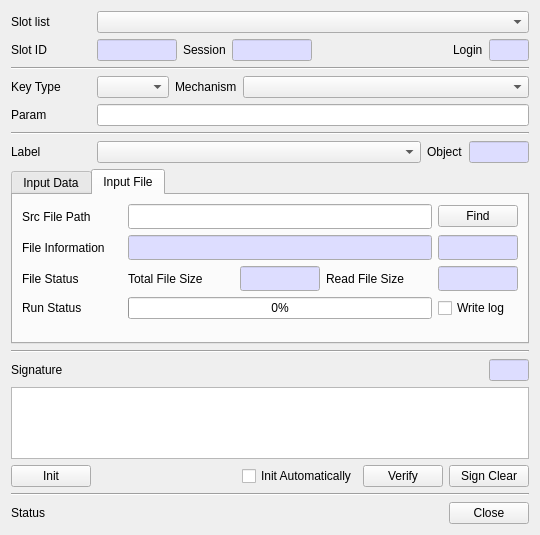
Above: CryptokiMan/verify_dlg.ui from jykim74/CryptokiMan before the change. Below: the same form after it.
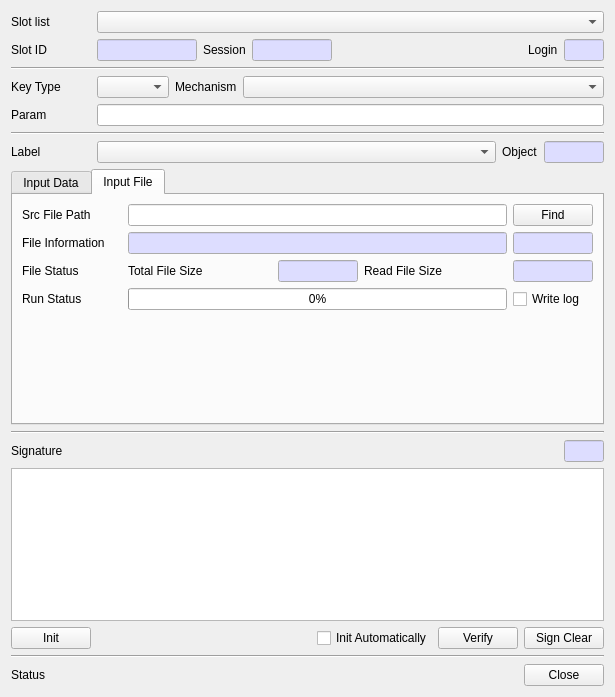
That is the form after the change.

What changed in the file:
```diff
--- a/CryptokiMan/verify_dlg.ui
+++ b/CryptokiMan/verify_dlg.ui
@@ -6,8 +6,8 @@
    <rect>
     <x>0</x>
     <y>0</y>
-    <width>540</width>
-    <height>535</height>
+    <width>615</width>
+    <height>697</height>
    </rect>
   </property>
   <property name="windowTitle">
@@ -66,7 +66,7 @@
       <widget class="QLineEdit" name="mSlotIDText">
        <property name="maximumSize">
         <size>
-         <width>80</width>
+         <width>100</width>
          <height>16777215</height>
         </size>
        </property>
@@ -630,9 +630,7 @@
          <item row="0" column="1">
           <widget class="QLineEdit" name="mSrcFileText">
            <property name="font">
-            <font>
-             <family>굴림체</family>
-            </font>
+            <font/>
            </property>
           </widget>
          </item>
@@ -699,9 +697,7 @@
             </palette>
            </property>
            <property name="font">
-            <font>
-             <family>굴림체</family>
-            </font>
+            <font/>
            </property>
            <property name="readOnly">
             <bool>true</bool>
@@ -779,9 +775,7 @@
             </palette>
            </property>
            <property name="font">
-            <font>
-             <family>굴림체</family>
-            </font>
+            <font/>
            </property>
            <property name="readOnly">
             <bool>true</bool>
@@ -844,9 +838,7 @@
             </palette>
            </property>
            <property name="font">
-            <font>
-             <family>굴림체</family>
-            </font>
+            <font/>
            </property>
            <property name="readOnly">
             <bool>true</bool>
@@ -938,9 +930,7 @@
             </palette>
            </property>
            <property name="font">
-            <font>
-             <family>굴림체</family>
-            </font>
+            <font/>
            </property>
            <property name="readOnly">
             <bool>true</bool>
```
